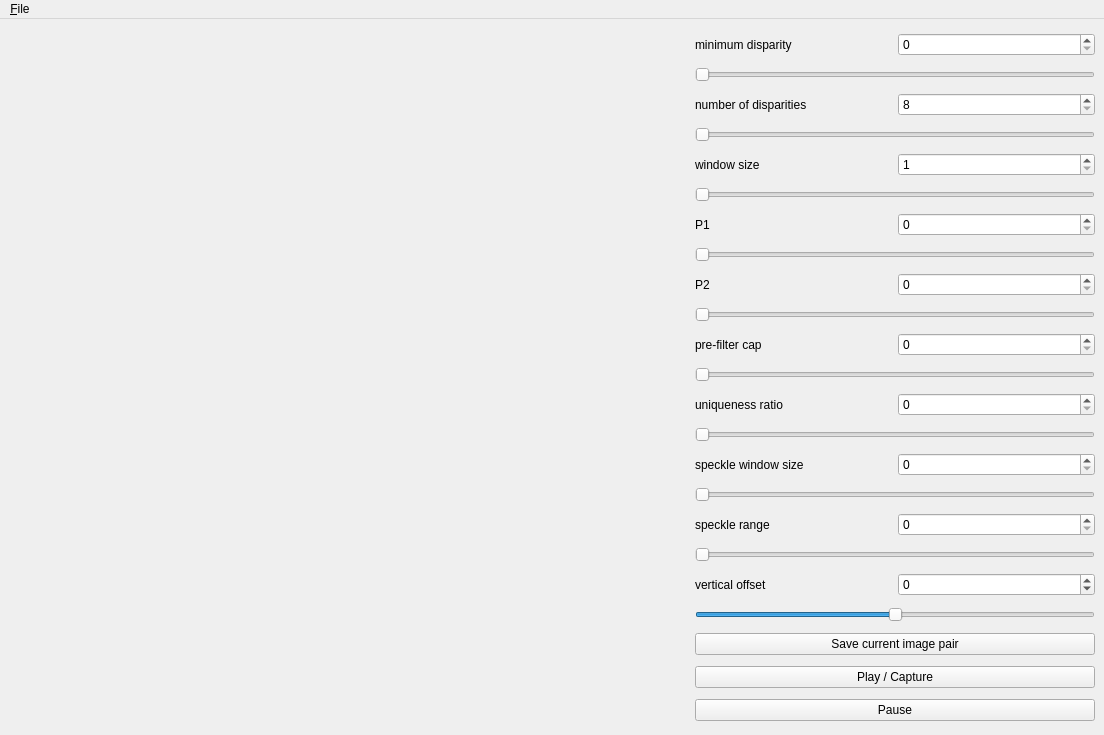
Above: applications/stereo_workbench/qt/main_window.ui from Algomorph/reco before the change. Below: the same form after it.
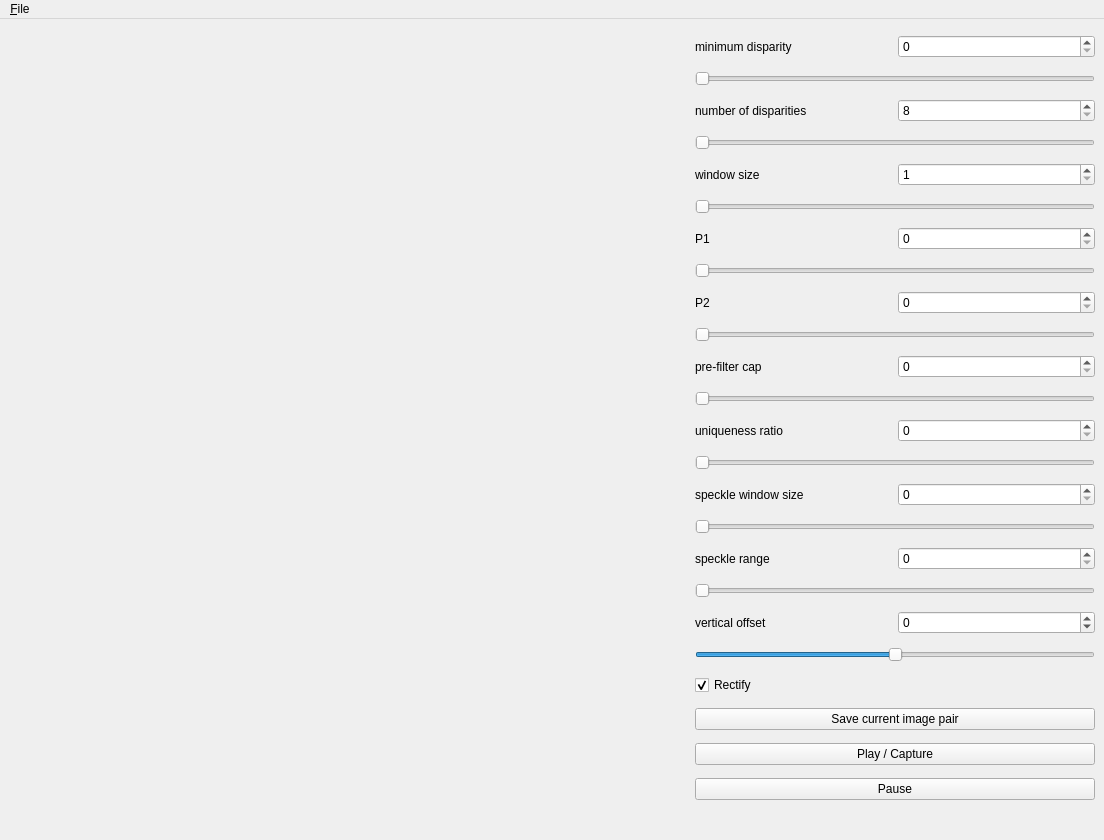
That is the form after the change. Icons and pictures are not drawn. Custom widgets are drawn as their Qt base class.

```diff
--- a/applications/stereo_workbench/qt/main_window.ui
+++ b/applications/stereo_workbench/qt/main_window.ui
@@ -7,7 +7,7 @@
     <x>0</x>
     <y>0</y>
     <width>1104</width>
-    <height>735</height>
+    <height>840</height>
    </rect>
   </property>
   <property name="sizePolicy">
@@ -149,7 +149,7 @@
            <number>1</number>
           </property>
           <property name="maximum">
-           <number>33</number>
+           <number>65</number>
           </property>
           <property name="singleStep">
            <number>2</number>
@@ -170,7 +170,7 @@
          <number>1</number>
         </property>
         <property name="maximum">
-         <number>33</number>
+         <number>65</number>
         </property>
         <property name="singleStep">
          <number>2</number>
@@ -490,6 +490,20 @@
         </property>
        </widget>
       </item>
+      <item>
+       <layout class="QHBoxLayout" name="horizontalLayout_13">
+        <item>
+         <widget class="QCheckBox" name="rectify_checkbox">
+          <property name="text">
+           <string>Rectify</string>
+          </property>
+          <property name="checked">
+           <bool>true</bool>
+          </property>
+         </widget>
+        </item>
+       </layout>
+      </item>
       <item>
        <layout class="QHBoxLayout" name="horizontalLayout_12">
         <item>
```
Left out of the diff: 12 changed lines with no effect on the pictures.
